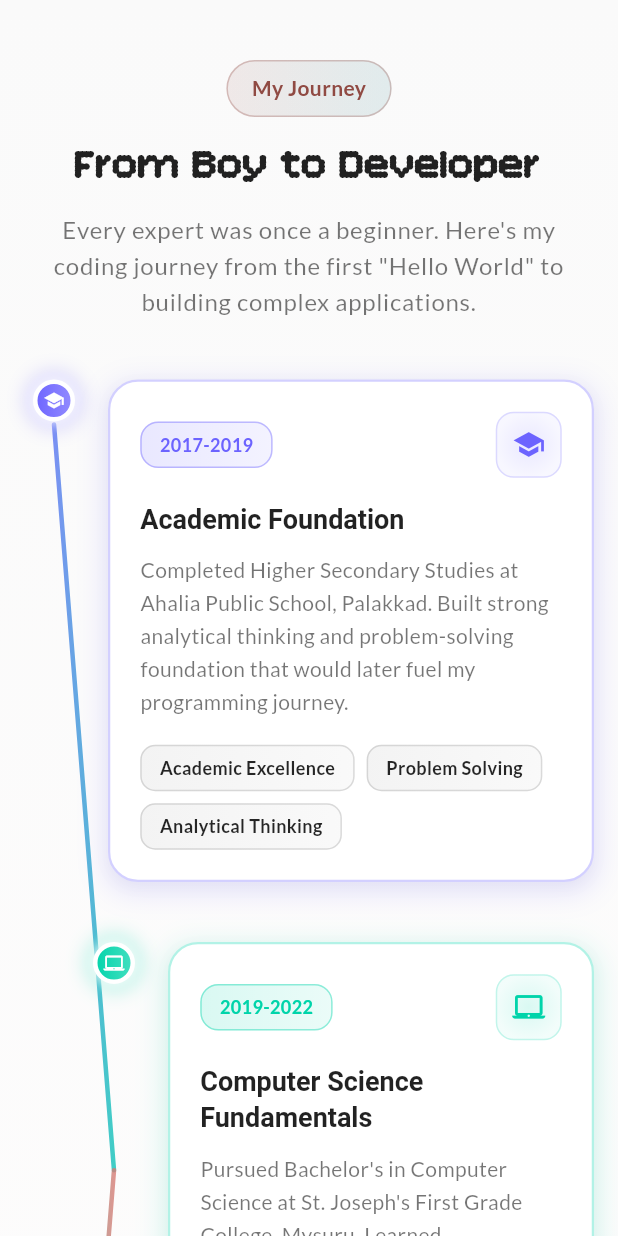
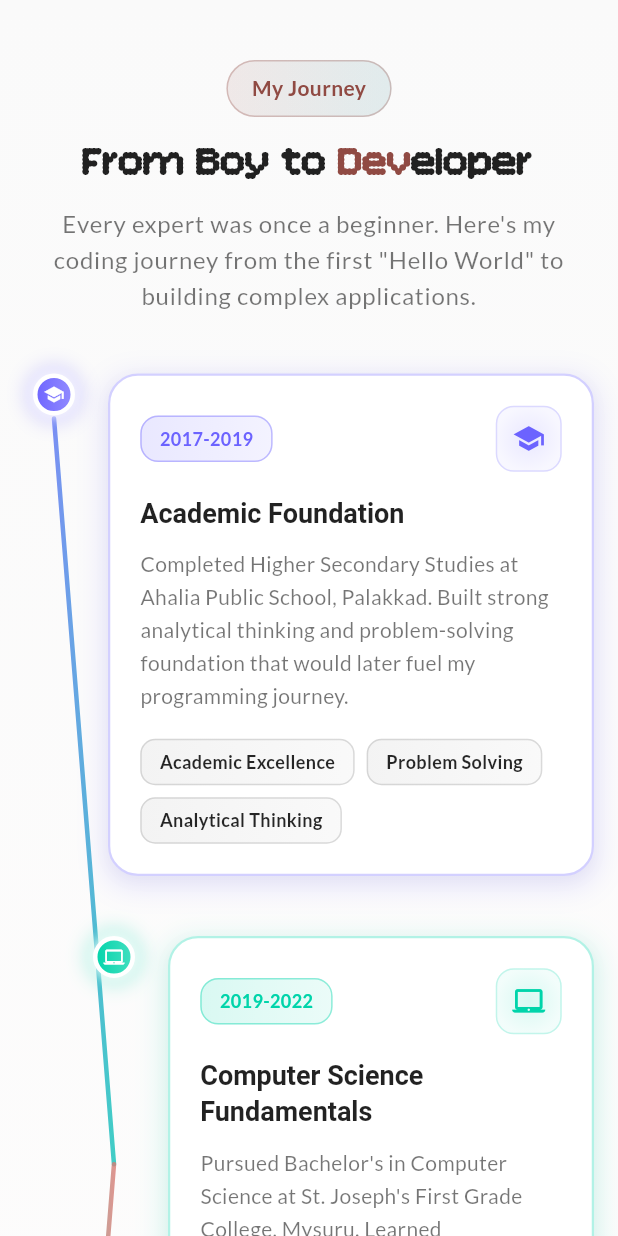
Before and after one commit to vishnusukumar14/portfolio, a Flutter app: the JourneySectionWidget widget shown alone on an empty page, opened directly, on a phone screen of 412 x 824 dp. Run offline on Flutter 3.47's test engine with Material 3 defaults, Android fonts, the phone set to English and light mode, and no system bars; our stand-ins replace cloud_firestore, firebase_core, flutter_svg, google_fonts, web; accounts and stored records are empty; generated files the repository leaves out were written again; network calls fail; Roboto replaces fonts that are missing (Arvo).

Commit message:
Change of title

```diff
--- a/lib/pages/roadmap/journey_roadmap_page.dart
+++ b/lib/pages/roadmap/journey_roadmap_page.dart
@@ -1,5 +1,6 @@
+import 'dart:math' as math;
+
 import 'package:flutter/material.dart';
-import 'dart:math' as math;
 
 class JourneySectionWidget extends StatefulWidget {
   const JourneySectionWidget({super.key});
@@ -141,15 +142,48 @@ class _JourneySectionWidgetState extends State<JourneySectionWidget>
           ),
         ),
         const SizedBox(height: 16),
-        Text(
-          'From Boy to Developer',
-          style: theme.textTheme.headlineLarge?.copyWith(
-            fontSize: isMobile ? 28 : 36,
-            fontWeight: FontWeight.bold,
-            color: primaryTextColor,
-            fontFamily: 'Bitcount Prop Single',
+        FittedBox(
+          fit: BoxFit.scaleDown,
+          child: RichText(
+            textAlign: isMobile ? TextAlign.center : TextAlign.start,
+            text: TextSpan(
+              children: [
+                TextSpan(
+                  text: "From Boy to ",
+                  style: theme.textTheme.displaySmall?.copyWith(
+                    fontFamily: 'Bitcount Prop Single',
+                    fontSize: isMobile ? 28 : 36,
+                    fontWeight: FontWeight.bold,
+                    color: primaryTextColor,
+                    letterSpacing: isMobile ? -0.5 : -1,
+                    height: 1.1,
+                  ),
+                ),
+                TextSpan(
+                  text: "Dev",
+                  style: theme.textTheme.displayMedium?.copyWith(
+                    fontFamily: 'Bitcount Prop Single',
+                    fontSize: isMobile ? 28 : 36,
+                    fontWeight: FontWeight.bold,
+                    color: theme.primaryColor,
+                    letterSpacing: isMobile ? -0.5 : -1,
+                    height: 1.1,
+                  ),
+                ),
+                TextSpan(
+                  text: "eloper",
+                  style: theme.textTheme.displayMedium?.copyWith(
+                    fontFamily: 'Bitcount Prop Single',
+                    fontSize: isMobile ? 28 : 36,
+                    fontWeight: FontWeight.bold,
+                    color: primaryTextColor,
+                    letterSpacing: isMobile ? -0.5 : -1,
+                    height: 1.1,
+                  ),
+                ),
+              ],
+            ),
           ),
-          textAlign: TextAlign.center,
         ),
         const SizedBox(height: 12),
         Text(
```
